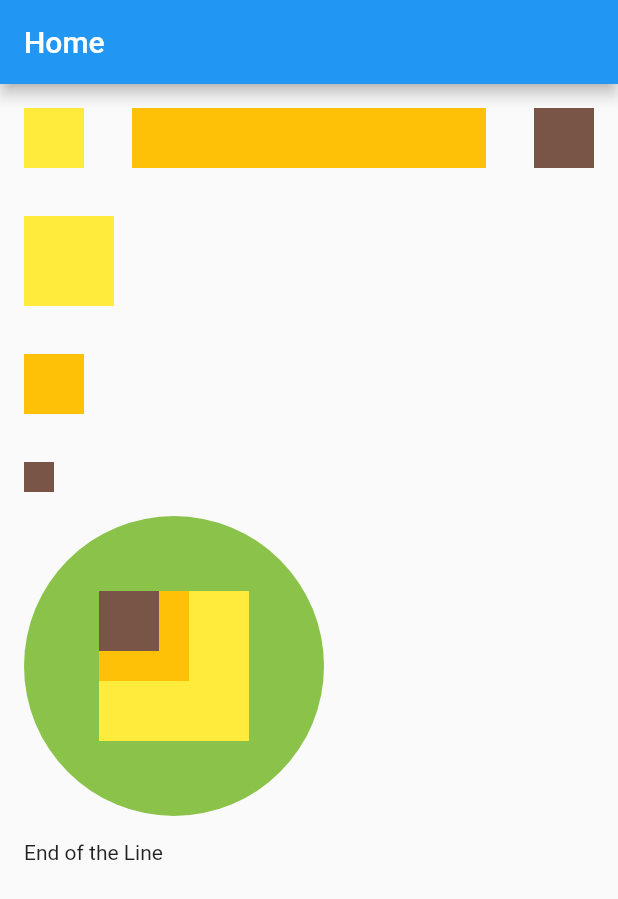
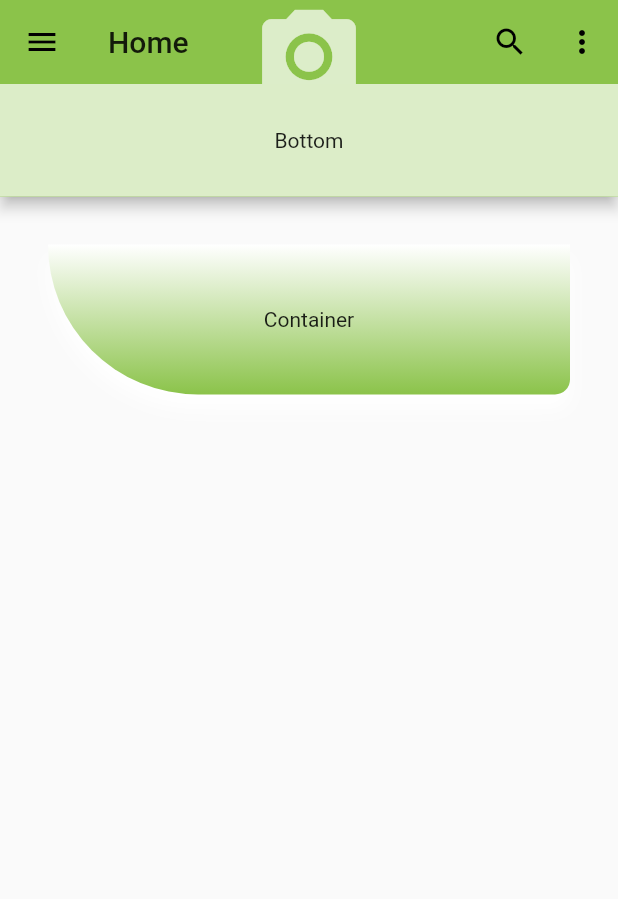
Before and after one commit to sanix-sandel/Flutter_, a Flutter app: the screen it shows after launch, on a phone screen of 412 x 824 dp. Shown: the top 899 px of the screen. Run offline on Flutter 3.47's test engine with Material 2 defaults, Android fonts, the phone set to English and light mode, and no system bars.

Commit message:
Container

```diff
--- a/lib/home.dart
+++ b/lib/home.dart
@@ -11,107 +11,79 @@ class _HomeState extends State<Home> {
   @override
   Widget build(BuildContext context) {
     return Scaffold(
-      appBar: AppBar(title: Text('Home')),
-      body: SafeArea(
+      appBar: AppBar(
+          title: Text('Home'),
+          leading: IconButton(
+            icon: Icon(Icons.menu),
+            onPressed: () {},
+          ),
+          actions: <Widget>[
+            IconButton(
+              icon: Icon(Icons.search),
+              onPressed: () {},
+            ),
+            IconButton(icon: Icon(Icons.more_vert), onPressed: () {})
+          ],
+          flexibleSpace: SafeArea(
+            child: Icon(Icons.photo_camera, size: 75.0, color: Colors.white70),
+          ),
+          bottom: PreferredSize(
+            child: Container(
+                color: Colors.lightGreen.shade100,
+                height: 75.0,
+                width: double.infinity,
+                child: Center(
+                  child: Text('Bottom'),
+                )),
+            preferredSize: Size.fromHeight(75.0),
+          )),
+      body: Padding(
+          padding: EdgeInsets.all(16.0),
+          child: SafeArea(
             child: SingleChildScrollView(
               child: Padding(
                   padding: EdgeInsets.all(16.0),
                   child: Column(
                     children: <Widget>[
-                  const RowWidget(), // as the widget won't state, no need to rebuild it
-                  Padding(padding: EdgeInsets.all(16.0)),
-                  const RowAndColumnWidget()
+                      const ContainerWithBoxDecorationWidget(),
                     ],
                   )),
             ),
-      ),
+          )),
     );
   }
 }
 
-class RowAndColumnWidget extends StatelessWidget {
-  const RowAndColumnWidget({
+class ContainerWithBoxDecorationWidget extends StatelessWidget {
+  const ContainerWithBoxDecorationWidget({
     Key? key,
   }) : super(key: key);
 
   @override
   Widget build(BuildContext context) {
-    return Row(children: <Widget>[
-      Column(
-        crossAxisAlignment: CrossAxisAlignment.start,
-        mainAxisSize: MainAxisSize.max,
-        children: <Widget>[
+    return Column(children: <Widget>[
       Container(
-            color: Colors.yellow,
-            height: 60.0,
-            width: 60.0,
-          ),
-          Padding(padding: EdgeInsets.all(16.0)),
-          Container(
-            color: Colors.amber,
-            height: 40.0,
-            width: 40.0,
-          ),
-          Padding(
-            padding: EdgeInsets.all(16.0),
-          ),
-          Container(
-            color: Colors.brown,
-            height: 20.0,
-            width: 20.0,
-          ),
-          Divider(),
-          Row(
-            children: <Widget>[
-              CircleAvatar(
-                backgroundColor: Colors.lightGreen,
-                radius: 100.0,
-                child: Stack(
-                  children: <Widget>[
-                    Container(
-                        height: 100.0, width: 100.0, color: Colors.yellow),
-                    Container(height: 60.0, width: 60.0, color: Colors.amber),
-                    Container(height: 40.0, width: 40.0, color: Colors.brown),
+          height: 100.0,
+          decoration: BoxDecoration(
+            borderRadius: BorderRadius.only(
+                bottomLeft: Radius.circular(100.0),
+                bottomRight: Radius.circular(10.0)),
+            gradient: LinearGradient(
+              begin: Alignment.topCenter,
+              end: Alignment.bottomCenter,
+              colors: [
+                Colors.white,
+                Colors.lightGreen.shade500,
               ],
             ),
-              )
+            boxShadow: [
+              BoxShadow(
+                  color: Colors.white,
+                  blurRadius: 10.0,
+                  offset: Offset(0.0, 10.0))
             ],
           ),
-          Divider(),
-          Text('End of the Line'),
-        ],
-      )
+          child: Center(child: Text('Container'))),
     ]);
   }
 }
-
-class RowWidget extends StatelessWidget {
-  const RowWidget({
-    Key? key,
-  }) : super(key: key);
-
-  @override
-  Widget build(BuildContext context) {
-    return Row(
-      children: <Widget>[
-        Container(
-          color: Colors.yellow,
-          height: 40.0,
-          width: 40.0,
-        ),
-        Padding(padding: EdgeInsets.all(16.0)),
-        Expanded(
-          child: Container(
-            color: Colors.amber,
-            height: 40.0,
-            width: 40.0,
-          ),
-        ),
-        Padding(
-          padding: EdgeInsets.all(16.0),
-        ),
-        Container(color: Colors.brown, height: 40.0, width: 40.0)
-      ],
-    );
-  }
-}
--- a/lib/main.dart
+++ b/lib/main.dart
@@ -12,7 +12,7 @@ class MyApp extends StatelessWidget {
       debugShowCheckedModeBanner: false,
       title: 'Starter Template',
       theme: ThemeData(
-        primaryColor: Colors.blue,
+        primaryColor: Colors.lightGreen,
       ),
       home: Home(),
     );
```
Lines whose indentation alone changed are shown as unchanged.
